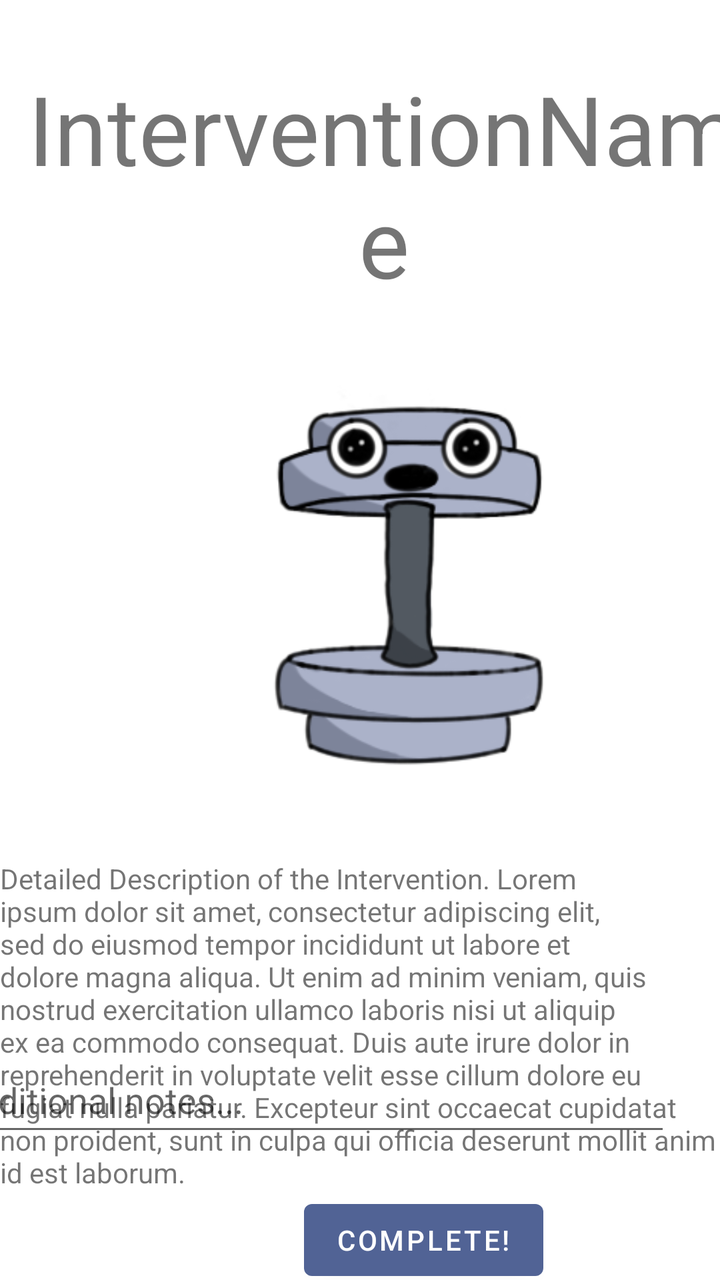
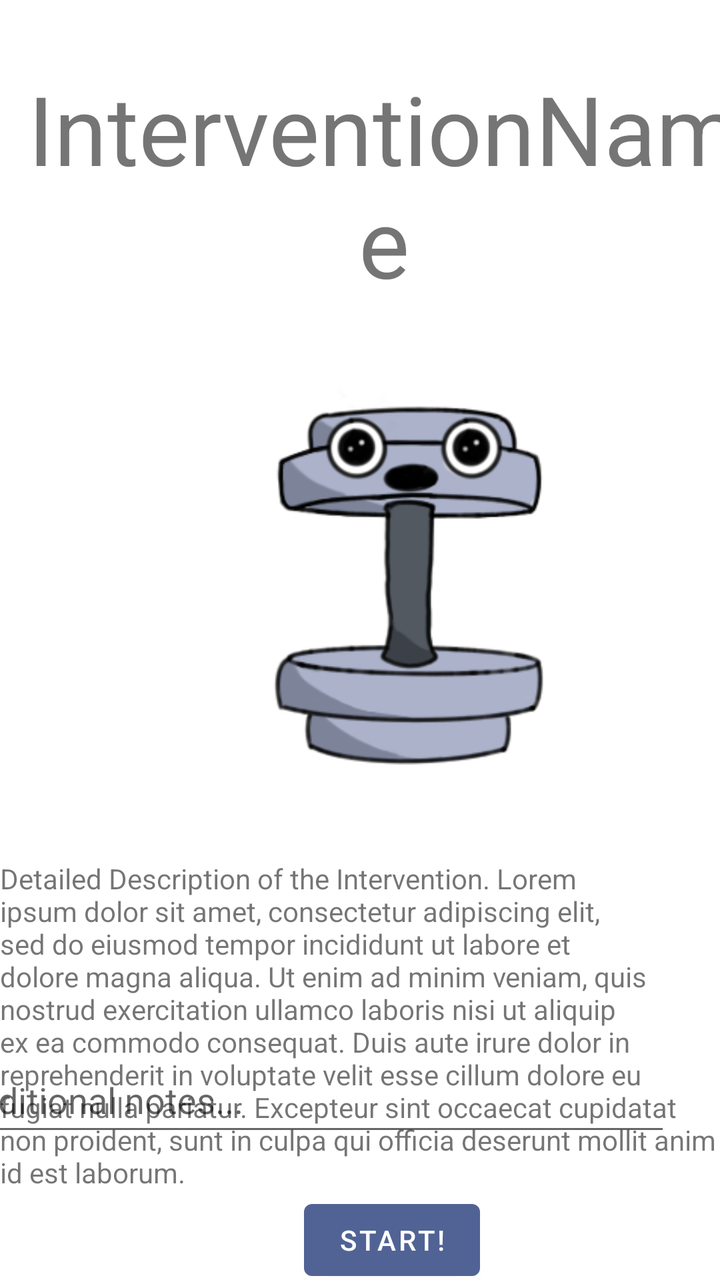

Before-and-after screenshots of an Android layout around one commit, followed by the original layout XML and the change that was made.
<!-- AndroidManifest.xml: application theme Theme.SELab23B02 -->
<!-- res/layout/fragment_single_intervention.xml -->
<?xml version="1.0" encoding="utf-8"?>
<LinearLayout xmlns:android="http://schemas.android.com/apk/res/android"
    xmlns:app="http://schemas.android.com/apk/res-auto"
    xmlns:tools="http://schemas.android.com/tools"
    android:layout_width="match_parent"
    android:layout_height="match_parent">

    <androidx.constraintlayout.widget.ConstraintLayout
        android:layout_width="match_parent"
        android:layout_height="match_parent"
        android:layout_weight="1">

        <com.google.android.material.textfield.TextInputEditText
            android:id="@+id/tvInterventionAdditionalNotes"
            android:layout_width="360dp"
            android:layout_height="49dp"
            android:layout_marginStart="25dp"
            android:layout_marginTop="524dp"
            android:layout_marginEnd="25dp"
            android:ems="10"
            android:hint="@string/et_questionnaire_additional_notes"
            android:inputType="textLongMessage|textMultiLine"
            app:layout_constraintEnd_toEndOf="parent"
            app:layout_constraintHorizontal_bias="1.0"
            app:layout_constraintStart_toStartOf="parent"
            app:layout_constraintTop_toTopOf="parent" />

        <TextView
            android:id="@+id/textView3"
            android:layout_width="wrap_content"
            android:layout_height="wrap_content"
            android:layout_marginStart="12dp"
            android:layout_marginTop="32dp"
            android:text="InterventionName"
            android:textAlignment="center"
            android:textSize="48sp"
            app:layout_constraintStart_toStartOf="parent"
            app:layout_constraintTop_toTopOf="parent" />

        <TextView
            android:id="@+id/textView4"
            android:layout_width="wrap_content"
            android:layout_height="wrap_content"
            android:layout_marginTop="24dp"
            android:text="Detailed Description of the Intervention. Lorem ipsum dolor sit amet, consectetur adipiscing elit, sed do eiusmod tempor incididunt ut labore et dolore magna aliqua. Ut enim ad minim veniam, quis nostrud exercitation ullamco laboris nisi ut aliquip ex ea commodo consequat. Duis aute irure dolor in reprehenderit in voluptate velit esse cillum dolore eu fugiat nulla pariatur. Excepteur sint occaecat cupidatat non proident, sunt in culpa qui officia deserunt mollit anim id est laborum."
            app:layout_constraintStart_toStartOf="parent"
            app:layout_constraintTop_toBottomOf="@+id/imageView2" />

        <Button
            android:id="@+id/buttonComplete"
            android:layout_width="wrap_content"
            android:layout_height="wrap_content"
            android:layout_marginStart="152dp"
            android:layout_marginTop="596dp"
            android:onClick="interventionComplete"
            android:text="Complete!"
            app:layout_constraintStart_toStartOf="parent"
            app:layout_constraintTop_toTopOf="parent" />

        <ImageView
            android:id="@+id/imageView2"
            android:layout_width="230dp"
            android:layout_height="237dp"
            android:layout_marginStart="88dp"
            android:layout_marginTop="16dp"
            android:layout_weight="1"
            android:src="@drawable/little_being"
            app:layout_constraintStart_toStartOf="parent"
            app:layout_constraintTop_toBottomOf="@+id/textView3" />

    </androidx.constraintlayout.widget.ConstraintLayout>

</LinearLayout>
<!-- resources referenced by this layout -->
<resources>
  <!-- drawable little_being: png bitmap (drawable, 34207 bytes) -->
  <string name="et_questionnaire_additional_notes">additional notes...</string>
  <style name="Theme.SELab23B02" parent="Theme.MaterialComponents.DayNight.DarkActionBar">
          
          <item name="colorPrimary">@color/accent_color</item>
          <item name="colorPrimaryVariant">@color/accent_color</item>
          <item name="colorOnPrimary">@color/white</item>
          
          <item name="colorSecondary">@color/teal_200</item>
          <item name="colorSecondaryVariant">@color/teal_700</item>
          <item name="colorOnSecondary">@color/black</item>
          
          <item name="android:statusBarColor">?attr/colorPrimaryVariant</item>
          
      </style>
  <color name="accent_color">#516395</color>
  <color name="white">#FFFFFFFF</color>
  <color name="teal_200">#FF03DAC5</color>
  <color name="teal_700">#FF018786</color>
  <color name="black">#FF000000</color>
</resources>

<!-- the commit's change to res/layout/fragment_single_intervention.xml (unified diff, before → after) -->
@@ -53,7 +53,7 @@
             android:layout_marginStart="152dp"
             android:layout_marginTop="596dp"
             android:onClick="interventionComplete"
-            android:text="Complete!"
+            android:text="Start!"
             app:layout_constraintStart_toStartOf="parent"
             app:layout_constraintTop_toTopOf="parent" />
 
